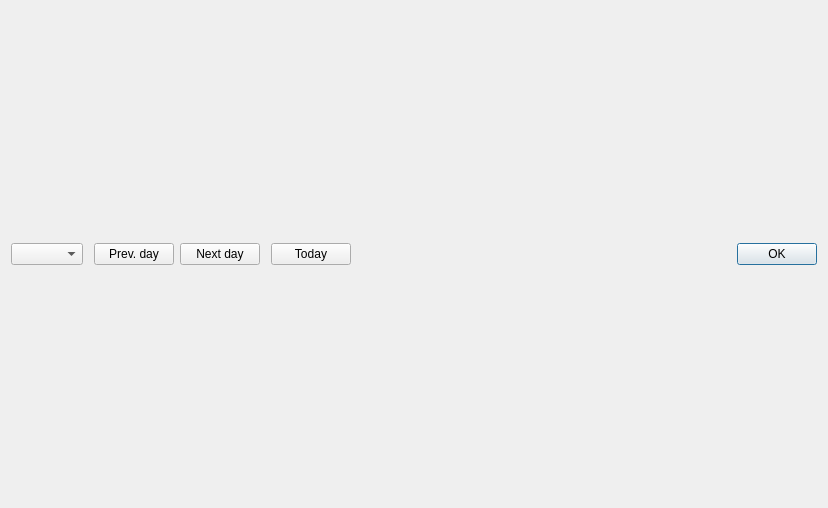
Above: cplanetaltitude.ui from PavelMr/skytechx before the change. Below: the same form after it.
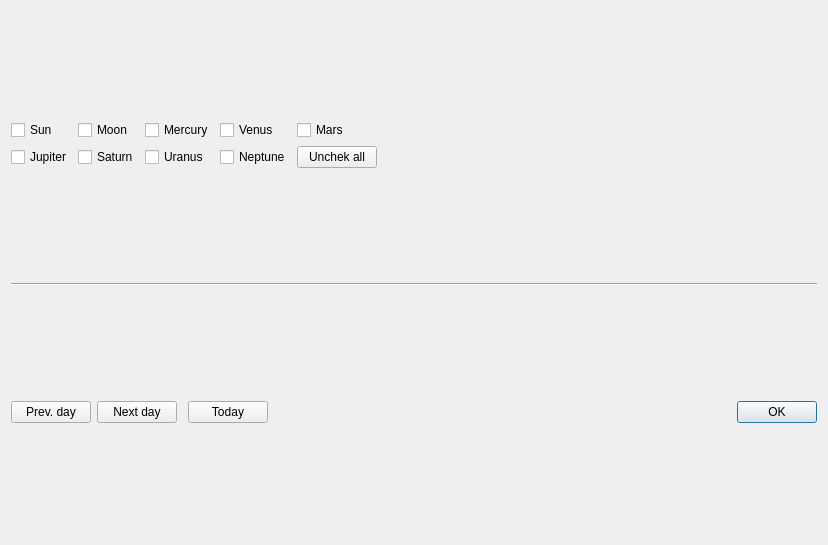
That is the form after the change.

```diff
--- a/cplanetaltitude.ui
+++ b/cplanetaltitude.ui
@@ -7,7 +7,7 @@
     <x>0</x>
     <y>0</y>
     <width>828</width>
-    <height>508</height>
+    <height>545</height>
    </rect>
   </property>
   <property name="minimumSize">
@@ -19,31 +19,106 @@
   <property name="windowTitle">
    <string>Planet altitude</string>
   </property>
-  <layout class="QVBoxLayout" name="verticalLayout_2" stretch="1,0">
+  <layout class="QVBoxLayout" name="verticalLayout_2" stretch="1,0,0,0">
    <item>
     <layout class="QVBoxLayout" name="verticalLayout"/>
    </item>
    <item>
-    <layout class="QHBoxLayout" name="horizontalLayout">
-     <item>
-      <widget class="QComboBox" name="comboBox"/>
+    <layout class="QGridLayout" name="gridLayout">
+     <item row="1" column="3">
+      <widget class="QCheckBox" name="checkBox_3">
+       <property name="text">
+        <string>Mercury</string>
+       </property>
+      </widget>
      </item>
-     <item>
+     <item row="1" column="1">
+      <widget class="QCheckBox" name="checkBox">
+       <property name="text">
+        <string>Sun</string>
+       </property>
+      </widget>
+     </item>
+     <item row="1" column="2">
+      <widget class="QCheckBox" name="checkBox_2">
+       <property name="text">
+        <string>Moon</string>
+       </property>
+      </widget>
+     </item>
+     <item row="1" column="4">
+      <widget class="QCheckBox" name="checkBox_4">
+       <property name="text">
+        <string>Venus</string>
+       </property>
+      </widget>
+     </item>
+     <item row="1" column="5">
+      <widget class="QCheckBox" name="checkBox_5">
+       <property name="text">
+        <string>Mars</string>
+       </property>
+      </widget>
+     </item>
+     <item row="2" column="1">
+      <widget class="QCheckBox" name="checkBox_6">
+       <property name="text">
+        <string>Jupiter</string>
+       </property>
+      </widget>
+     </item>
+     <item row="2" column="2">
+      <widget class="QCheckBox" name="checkBox_7">
+       <property name="text">
+        <string>Saturn</string>
+       </property>
+      </widget>
+     </item>
+     <item row="2" column="3">
+      <widget class="QCheckBox" name="checkBox_8">
+       <property name="text">
+        <string>Uranus</string>
+       </property>
+      </widget>
+     </item>
+     <item row="2" column="4">
+      <widget class="QCheckBox" name="checkBox_9">
+       <property name="text">
+        <string>Neptune</string>
+       </property>
+      </widget>
+     </item>
+     <item row="2" column="5">
+      <widget class="QPushButton" name="pushButton_5">
+       <property name="text">
+        <string>Unchek all</string>
+       </property>
+      </widget>
+     </item>
+     <item row="2" column="6">
       <spacer name="horizontalSpacer_3">
        <property name="orientation">
         <enum>Qt::Horizontal</enum>
        </property>
-       <property name="sizeType">
-        <enum>QSizePolicy::Fixed</enum>
-       </property>
        <property name="sizeHint" stdset="0">
         <size>
-         <width>5</width>
+         <width>40</width>
          <height>20</height>
         </size>
        </property>
       </spacer>
      </item>
+    </layout>
+   </item>
+   <item>
+    <widget class="Line" name="line">
+     <property name="orientation">
+      <enum>Qt::Horizontal</enum>
+     </property>
+    </widget>
+   </item>
+   <item>
+    <layout class="QHBoxLayout" name="horizontalLayout">
      <item>
       <widget class="QPushButton" name="pushButton_2">
        <property name="text">
```
